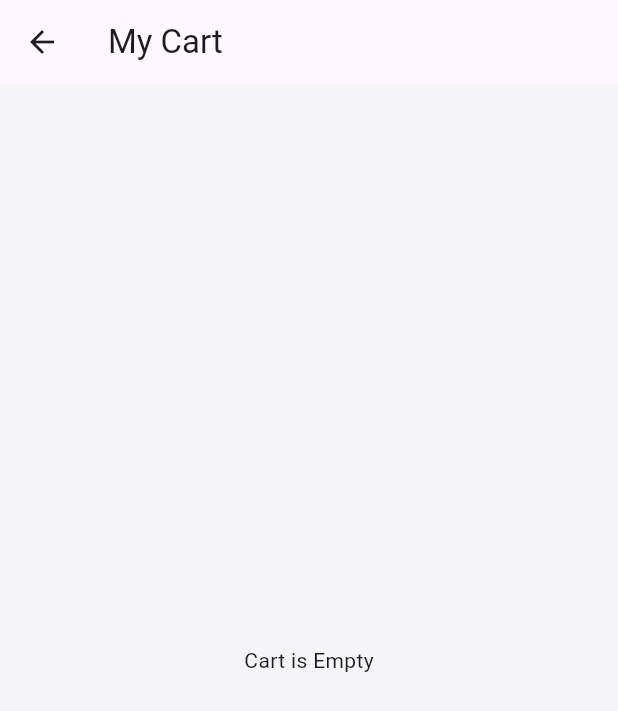
After one commit to Himashirathnayake1/mini-e-commerce-app, a Flutter app: the screen it shows after launch, after a tap on the "shopping cart" icon, on a phone screen of 412 x 824 dp. The commit adds this screen. Shown: the top 711 px of the screen. Run offline on Flutter 3.47's test engine with Material 3 defaults, Android fonts, the phone set to English and light mode, and no system bars; our stand-ins replace flutter_screenutil, google_fonts.

Commit message:
cart functionality with provider and ui

```diff
--- a/lib/main.dart
+++ b/lib/main.dart
@@ -2,9 +2,16 @@ import 'package:flutter/material.dart';
 import 'package:google_fonts/google_fonts.dart';
 import 'package:flutter_screenutil/flutter_screenutil.dart';
 import 'screens/splash_screen.dart';
+import 'package:provider/provider.dart';
+import 'providers/cart_provider.dart';
 
 void main() {
-  runApp(const MyApp());
+  runApp(
+    ChangeNotifierProvider(
+      create: (context) => CartProvider(),
+      child: const MyApp(),
+    ),
+  );
 }
 
 class MyApp extends StatelessWidget {
--- /dev/null
+++ b/lib/models/cart_item.dart
@@ -0,0 +1,13 @@
+
+
+import 'package:mini_e/models/prooduct.dart';
+
+class CartItem {
+  final Product product;
+  int quantity;
+
+  CartItem({
+    required this.product,
+    this.quantity = 1,
+  });
+}
--- /dev/null
+++ b/lib/screens/cart_screen.dart
@@ -0,0 +1,259 @@
+import 'package:flutter/material.dart';
+import 'package:flutter_screenutil/flutter_screenutil.dart';
+import 'package:provider/provider.dart';
+
+import '../providers/cart_provider.dart';
+
+class CartScreen extends StatelessWidget {
+  const CartScreen({super.key});
+
+  @override
+  Widget build(BuildContext context) {
+
+    final cart =
+        Provider.of<CartProvider>(context);
+
+    return Scaffold(
+      backgroundColor: const Color(0xfff5f5f7),
+
+      appBar: AppBar(
+        title: const Text("My Cart"),
+      ),
+
+      body: cart.items.isEmpty
+          ? const Center(
+              child: Text(
+                "Cart is Empty",
+              ),
+            )
+          : Column(
+              children: [
+
+                Expanded(
+                  child: ListView.builder(
+                    itemCount:
+                        cart.items.length,
+
+                    itemBuilder:
+                        (context, index) {
+
+                      final item =
+                          cart.items[index];
+
+                      return Container(
+                        margin:
+                            const EdgeInsets.all(
+                                10),
+
+                        padding:
+                            const EdgeInsets.all(
+                                12),
+
+                        decoration:
+                            BoxDecoration(
+                          color: Colors.white,
+
+                          borderRadius:
+                              BorderRadius
+                                  .circular(
+                                      15),
+                        ),
+
+                        child: Row(
+                          children: [
+
+                            Container(
+                              width: 70,
+                              height: 70,
+
+                              decoration:
+                                  BoxDecoration(
+                                color: Colors
+                                    .grey
+                                    .shade100,
+
+                                borderRadius:
+                                    BorderRadius
+                                        .circular(
+                                            10),
+                              ),
+
+                              child:
+                                  Image.asset(
+                                item.product
+                                    .image,
+                              ),
+                            ),
+
+                            const SizedBox(
+                              width: 15,
+                            ),
+
+                            Expanded(
+                              child: Column(
+                                crossAxisAlignment:
+                                    CrossAxisAlignment
+                                        .start,
+
+                                children: [
+
+                                  Text(
+                                    item.product
+                                        .name,
+
+                                    style:
+                                        const TextStyle(
+                                      fontWeight:
+                                          FontWeight
+                                              .bold,
+                                    ),
+                                  ),
+
+                                  const SizedBox(
+                                      height:
+                                          5),
+
+                                  Text(
+                                    "Rs.${item.product.price}",
+                                  ),
+                                ],
+                              ),
+                            ),
+
+                            Row(
+                              children: [
+
+                                IconButton(
+                                  onPressed: () {
+                                    cart.decreaseQty(
+                                        index);
+                                  },
+                                  icon:
+                                      const Icon(
+                                    Icons
+                                        .remove_circle_outline,
+                                  ),
+                                ),
+
+                                Text(
+                                  item.quantity
+                                      .toString(),
+                                ),
+
+                                IconButton(
+                                  onPressed: () {
+                                    cart.increaseQty(
+                                        index);
+                                  },
+                                  icon:
+                                      const Icon(
+                                    Icons
+                                        .add_circle_outline,
+                                  ),
+                                ),
+                              ],
+                            ),
+
+                            IconButton(
+                              onPressed: () {
+                                cart.removeItem(
+                                    index);
+                              },
+                              icon: const Icon(
+                                Icons.delete,
+                                color:
+                                    Colors.red,
+                              ),
+                            ),
+                          ],
+                        ),
+                      );
+                    },
+                  ),
+                ),
+
+                Container(
+                  padding:
+                      const EdgeInsets.all(20),
+
+                  decoration:
+                      const BoxDecoration(
+                    color: Colors.white,
+                  ),
+
+                  child: Column(
+                    children: [
+
+                      Row(
+                        mainAxisAlignment:
+                            MainAxisAlignment
+                                .spaceBetween,
+
+                        children: [
+
+                          const Text(
+                            "Total",
+                            style:
+                                TextStyle(
+                              fontSize: 20,
+                              fontWeight:
+                                  FontWeight
+                                      .bold,
+                            ),
+                          ),
+
+                          Text(
+                            "Rs.${cart.totalPrice.toStringAsFixed(2)}",
+
+                            style:
+                                const TextStyle(
+                              fontSize: 20,
+                              fontWeight:
+                                  FontWeight
+                                      .bold,
+                            ),
+                          ),
+                        ],
+                      ),
+
+                      const SizedBox(
+                        height: 15,
+                      ),
+
+                      SizedBox(
+                        width:
+                            double.infinity,
+                        height: 55,
+
+                        child:
+                            ElevatedButton(
+                          onPressed: () {},
+
+                          style:
+                              ElevatedButton
+                                  .styleFrom(
+                            backgroundColor:
+                                const Color(
+                                    0xff6C63FF),
+                          ),
+
+                          child:  Text(
+                            "Checkout",
+                            style: TextStyle(
+                              fontSize: 30.sp,
+                              fontWeight:
+                                  FontWeight
+                                      .bold,
+                                      color: Colors.white,
+                            ),
+                          ),
+                        ),
+                      ),
+                    ],
+                  ),
+                ),
+              ],
+            ),
+    );
+  }
+}
--- a/lib/screens/home_screen.dart
+++ b/lib/screens/home_screen.dart
@@ -1,5 +1,8 @@
 import 'package:flutter/material.dart';
 import 'package:mini_e/models/prooduct.dart';
+import 'package:mini_e/providers/cart_provider.dart';
+import 'package:mini_e/screens/cart_screen.dart';
+import 'package:provider/provider.dart';
 import '../data/products.dart';
 import '../widgets/product_card.dart';
 import 'package:flutter_screenutil/flutter_screenutil.dart';
@@ -54,7 +57,57 @@ class _HomeScreenState extends State<HomeScreen> {
         actions:  [
           Padding(
             padding: EdgeInsets.only(right: 15.w),
-            child: Icon(Icons.shopping_cart_outlined, color: Colors.black),
+            child:Consumer<CartProvider>(
+  builder: (context, cart, child) {
+
+    return Stack(
+      children: [
+
+        IconButton(
+          icon: const Icon(
+            Icons.shopping_cart_outlined,
+          ),
+
+          onPressed: () {
+            Navigator.push(
+              context,
+              MaterialPageRoute(
+                builder: (_) =>
+                    const CartScreen(),
+              ),
+            );
+          },
+        ),
+
+        if (cart.itemCount > 0)
+          Positioned(
+            right: 0,
+            top: 0,
+
+            child: Container(
+              padding:
+                  const EdgeInsets.all(4),
+
+              decoration:
+                  const BoxDecoration(
+                color: Colors.red,
+                shape: BoxShape.circle,
+              ),
+
+              child: Text(
+                cart.itemCount.toString(),
+
+                style: const TextStyle(
+                  color: Colors.white,
+                  fontSize: 10,
+                ),
+              ),
+            ),
+          ),
+      ],
+    );
+  },
+),
           ),
         ],
       ),
--- a/pubspec.yaml
+++ b/pubspec.yaml
@@ -36,6 +36,7 @@ dependencies:
   cupertino_icons: ^1.0.8
   google_fonts: ^6.3.2
   flutter_screenutil: ^5.9.3
+  provider: ^6.1.5+1
 
 dev_dependencies:
   flutter_test:
```
Also changed, not shown: lib/providers/cart_provider.dart (+57 -0 lines), lib/screens/product_details_screen.dart (+269 -0 lines), lib/widgets/product_card.dart (+11 -1 lines), pubspec.lock.
